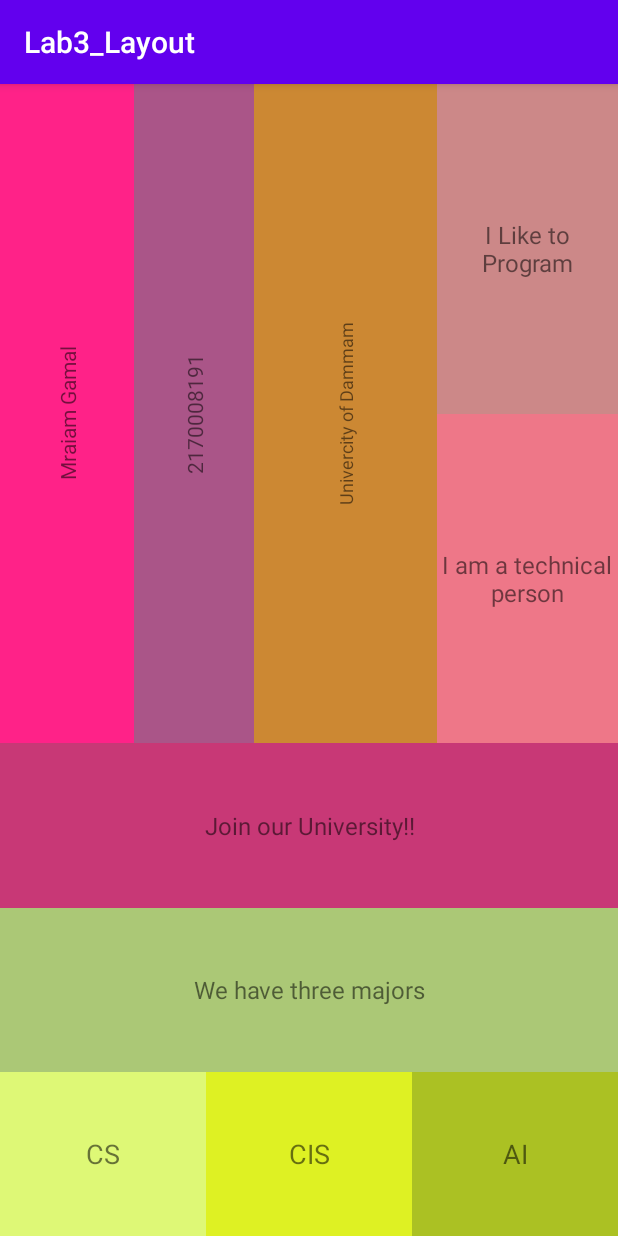
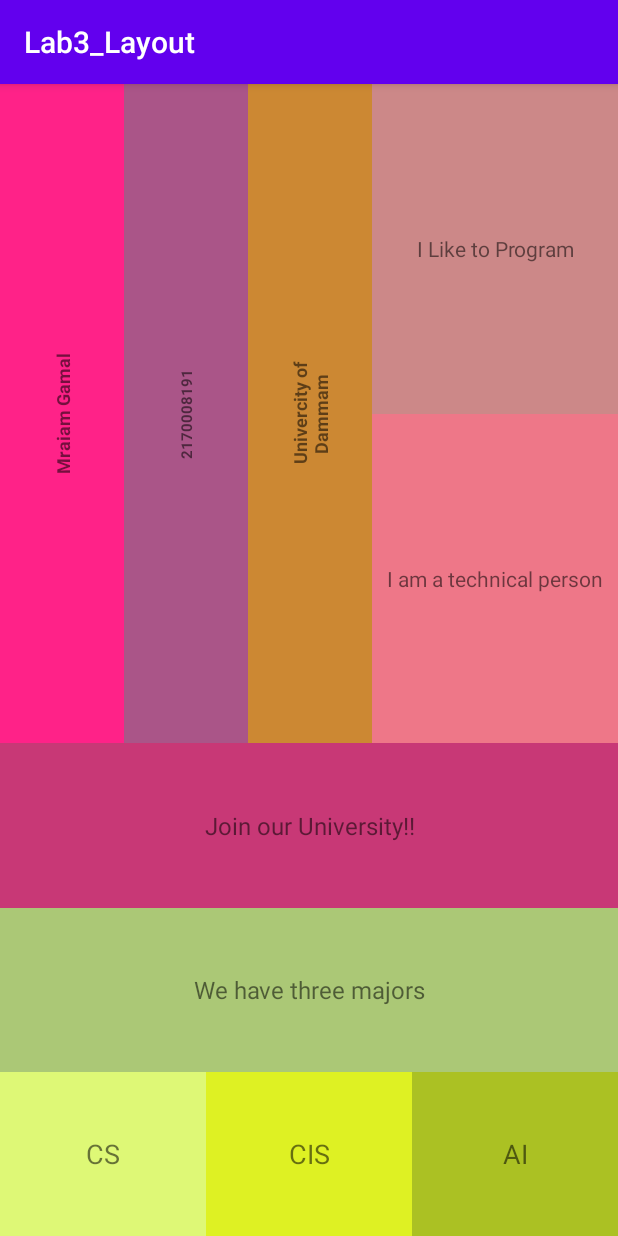
Before and after one commit to MaryamJamal89/Lab3_Layout, an Android app: the screen it shows after launch (MainActivity), on a phone screen of 412 x 824 dp. Run offline under Robolectric (Android 15) with nearby library versions, the phone set to English and light mode, and no system bars.

Commit message:
Text Styling

```diff
--- a/app/src/main/res/layout/activity_main.xml
+++ b/app/src/main/res/layout/activity_main.xml
@@ -21,8 +21,9 @@
             android:gravity="center">
 
             <LinearLayout xmlns:android="http://schemas.android.com/apk/res/android"
-                android:layout_width="wrap_content"
+                android:layout_width="match_parent"
                 android:layout_height="match_parent"
+                android:layout_weight="1"
                 android:background="#f28">
 
             <TextView
@@ -31,12 +32,14 @@
                 android:text="Mraiam Gamal"
                 android:gravity="center"
                 android:rotation="-90"
-                android:textSize="14sp"/>
+                android:textStyle="bold"
+                android:textSize="12sp"/>
             </LinearLayout>
 
             <LinearLayout xmlns:android="http://schemas.android.com/apk/res/android"
-                android:layout_width="wrap_content"
+                android:layout_width="match_parent"
                 android:layout_height="match_parent"
+                android:layout_weight="1"
                 android:background="#a58">
             <TextView
                 android:layout_width="match_parent"
@@ -44,12 +47,14 @@
                 android:text="2170008191"
                 android:gravity="center"
                 android:rotation="-90"
-                android:textSize="14sp"/>
+                android:textStyle="bold"
+                android:textSize="10sp"/>
             </LinearLayout>
 
             <LinearLayout xmlns:android="http://schemas.android.com/apk/res/android"
-                android:layout_width="wrap_content"
+                android:layout_width="match_parent"
                 android:layout_height="match_parent"
+                android:layout_weight="1"
                 android:background="#C83">
                 <TextView
                 android:layout_width="match_parent"
@@ -57,12 +62,14 @@
                 android:text="Univercity of Dammam"
                 android:gravity="center"
                 android:rotation="-90"
+                android:textStyle="bold"
                 android:textSize="12sp"/>
             </LinearLayout>
 
             <LinearLayout
                 android:layout_width="match_parent"
                 android:layout_height="match_parent"
+                android:layout_weight="0.75"
                 android:orientation="vertical"
                 android:gravity="center">
 
@@ -73,7 +80,7 @@
                     android:gravity="center"
                     android:background="#C88"
                     android:layout_weight="1"
-                    android:textSize="16sp"/>
+                    android:textSize="14sp"/>
 
                 <TextView
                     android:layout_width="match_parent"
@@ -82,7 +89,7 @@
                     android:gravity="center"
                     android:background="#E78"
                     android:layout_weight="1"
-                    android:textSize="16sp"/>
+                    android:textSize="14sp"/>
 
             </LinearLayout>
 
```
